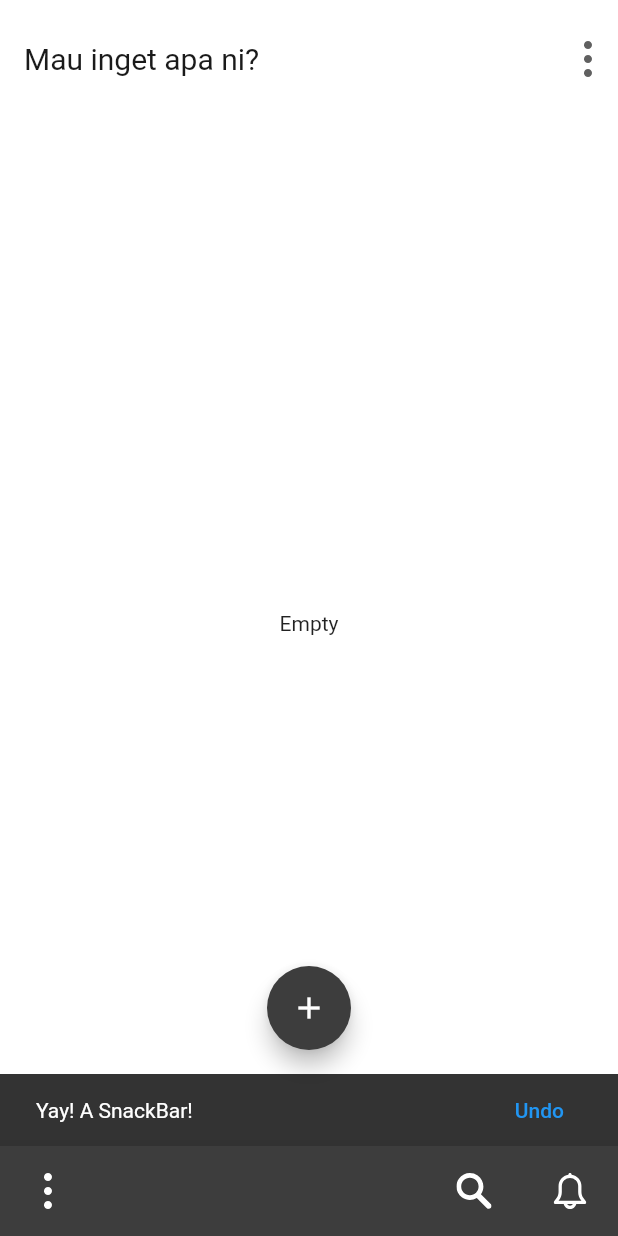
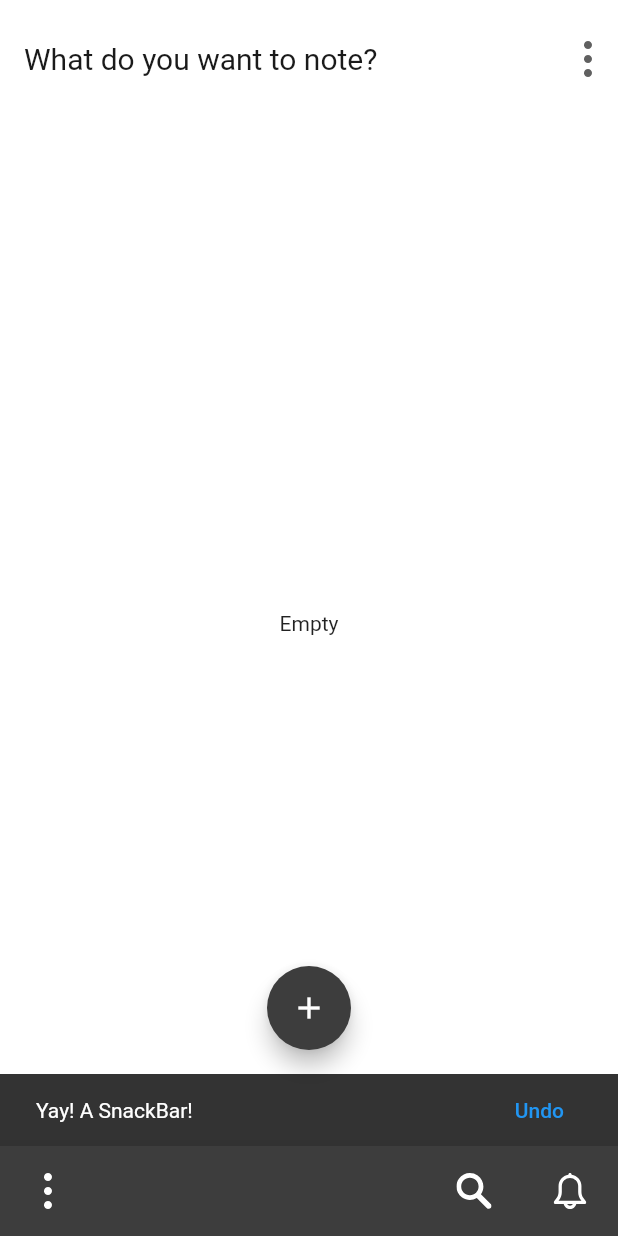
Before and after one commit to ChirikuAlii/Flutter-OkNoted, a Flutter app: the screen it shows after launch, item 2 of the bottom bar chosen, on a phone screen of 412 x 824 dp. Run offline on Flutter 3.47's test engine with Material 2 defaults, Android fonts, the phone set to English and light mode, and no system bars; our stand-ins replace flutter_svg, hive, hive_flutter; accounts and stored records are empty.

Commit message:
change title toolbar

```diff
--- a/lib/presentation/widget/toolbar.dart
+++ b/lib/presentation/widget/toolbar.dart
@@ -20,7 +20,7 @@ class OkNotedToolbar extends StatelessWidget with PreferredSizeWidget {
               child: Container(
                 margin: EdgeInsets.fromLTRB(16, 82 / 3, 0, 0),
                 child: Text(
-                  "Mau inget apa ni?",
+                  "What do you want to note?",
                   textAlign: TextAlign.start,
                   style: TextStyle(fontSize: 20, color: Color(0xff1A1A1A)),
                 ),
```
